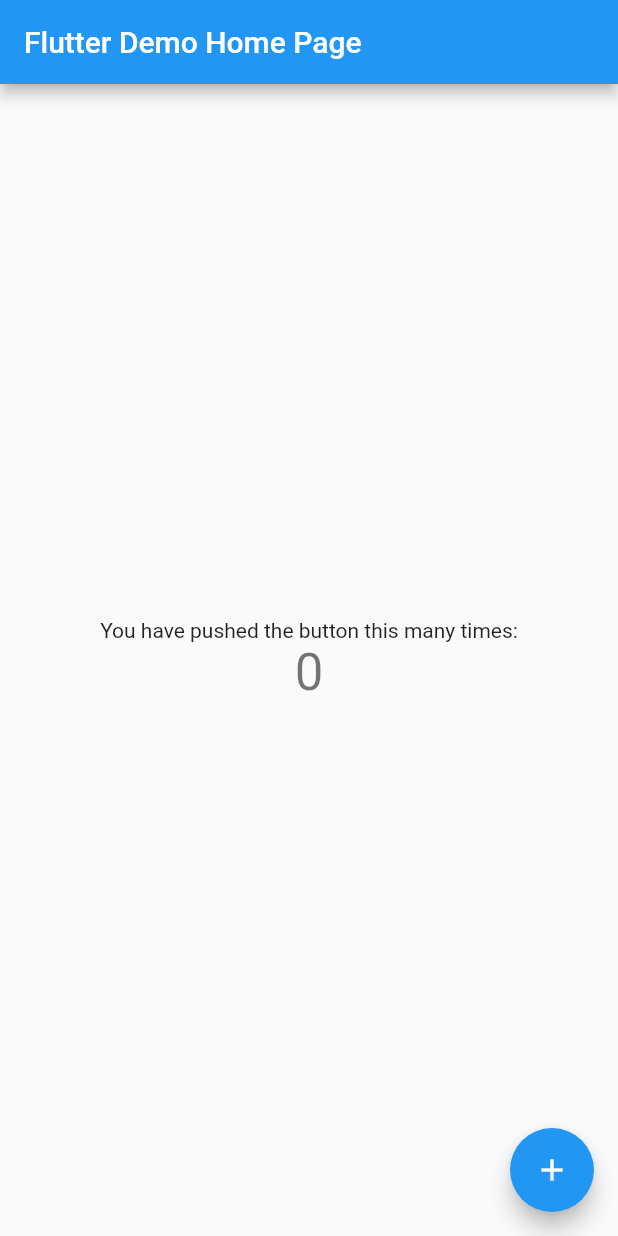
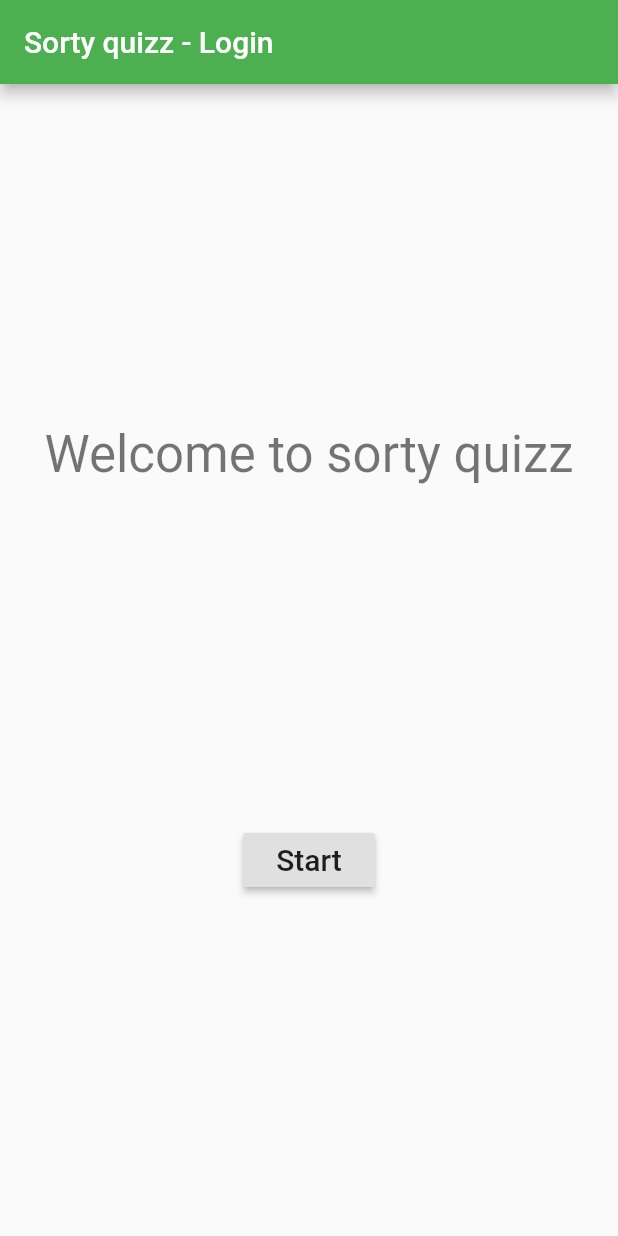
Before and after one commit to merlinofcha0s/sortyquizz-app, a Flutter app: the screen it shows after launch, on a phone screen of 412 x 824 dp. Run offline on Flutter 3.47's test engine with Material 2 defaults, Android fonts, the phone set to English and light mode, and no system bars.

Commit message:
Reorganize files Create new widget Import redux library

```diff
--- /dev/null
+++ b/lib/app.dart
@@ -0,0 +1,17 @@
+import 'package:SortyQuizz/presentations/login.dart';
+import 'package:flutter/cupertino.dart';
+import 'package:flutter/material.dart';
+
+class SortyQuizzApp extends StatelessWidget {
+  // This widget is the root of your application.
+  @override
+  Widget build(BuildContext context) {
+    return MaterialApp(
+      title: 'Sorty quizz',
+      theme: ThemeData(
+        primarySwatch: Colors.green,
+      ),
+      home: LoginPage(title: 'Sorty quizz - Login'),
+    );
+  }
+}
--- a/lib/main.dart
+++ b/lib/main.dart
@@ -1,113 +1,7 @@
 import 'package:flutter/material.dart';
 
+import 'app.dart';
+
 void main() {
-  runApp(MyApp());
+  runApp(SortyQuizzApp());
 }
-
-class MyApp extends StatelessWidget {
-  // This widget is the root of your application.
-  @override
-  Widget build(BuildContext context) {
-    return MaterialApp(
-      title: 'Flutter Demo',
-      theme: ThemeData(
-        // This is the theme of your application.
-        //
-        // Try running your application with "flutter run". You'll see the
-        // application has a blue toolbar. Then, without quitting the app, try
-        // changing the primarySwatch below to Colors.green and then invoke
-        // "hot reload" (press "r" in the console where you ran "flutter run",
-        // or simply save your changes to "hot reload" in a Flutter IDE).
-        // Notice that the counter didn't reset back to zero; the application
-        // is not restarted.
-        primarySwatch: Colors.blue,
-      ),
-      home: MyHomePage(title: 'Flutter Demo Home Page'),
-    );
-  }
-}
-
-class MyHomePage extends StatefulWidget {
-  MyHomePage({Key key, this.title}) : super(key: key);
-
-  // This widget is the home page of your application. It is stateful, meaning
-  // that it has a State object (defined below) that contains fields that affect
-  // how it looks.
-
-  // This class is the configuration for the state. It holds the values (in this
-  // case the title) provided by the parent (in this case the App widget) and
-  // used by the build method of the State. Fields in a Widget subclass are
-  // always marked "final".
-
-  final String title;
-
-  @override
-  _MyHomePageState createState() => _MyHomePageState();
-}
-
-class _MyHomePageState extends State<MyHomePage> {
-  int _counter = 0;
-
-  void _incrementCounter() {
-    setState(() {
-      // This call to setState tells the Flutter framework that something has
-      // changed in this State, which causes it to rerun the build method below
-      // so that the display can reflect the updated values. If we changed
-      // _counter without calling setState(), then the build method would not be
-      // called again, and so nothing would appear to happen.
-      _counter++;
-    });
-  }
-
-  @override
-  Widget build(BuildContext context) {
-    // This method is rerun every time setState is called, for instance as done
-    // by the _incrementCounter method above.
-    //
-    // The Flutter framework has been optimized to make rerunning build methods
-    // fast, so that you can just rebuild anything that needs updating rather
-    // than having to individually change instances of widgets.
-    return Scaffold(
-      appBar: AppBar(
-        // Here we take the value from the MyHomePage object that was created by
-        // the App.build method, and use it to set our appbar title.
-        title: Text(widget.title),
-      ),
-      body: Center(
-        // Center is a layout widget. It takes a single child and positions it
-        // in the middle of the parent.
-        child: Column(
-          // Column is also a layout widget. It takes a list of children and
-          // arranges them vertically. By default, it sizes itself to fit its
-          // children horizontally, and tries to be as tall as its parent.
-          //
-          // Invoke "debug painting" (press "p" in the console, choose the
-          // "Toggle Debug Paint" action from the Flutter Inspector in Android
-          // Studio, or the "Toggle Debug Paint" command in Visual Studio Code)
-          // to see the wireframe for each widget.
-          //
-          // Column has various properties to control how it sizes itself and
-          // how it positions its children. Here we use mainAxisAlignment to
-          // center the children vertically; the main axis here is the vertical
-          // axis because Columns are vertical (the cross axis would be
-          // horizontal).
-          mainAxisAlignment: MainAxisAlignment.center,
-          children: <Widget>[
-            Text(
-              'You have pushed the button this many times:',
-            ),
-            Text(
-              '$_counter',
-              style: Theme.of(context).textTheme.headline4,
-            ),
-          ],
-        ),
-      ),
-      floatingActionButton: FloatingActionButton(
-        onPressed: _incrementCounter,
-        tooltip: 'Increment',
-        child: Icon(Icons.add),
-      ), // This trailing comma makes auto-formatting nicer for build methods.
-    );
-  }
-}
--- /dev/null
+++ b/lib/presentations/login.dart
@@ -0,0 +1,38 @@
+import 'package:SortyQuizz/presentations/quizz.dart';
+import 'package:flutter/cupertino.dart';
+import 'package:flutter/material.dart';
+
+class LoginPage extends StatelessWidget {
+  LoginPage({Key key, this.title}) : super(key: key);
+
+  final String title;
+
+  @override
+  Widget build(BuildContext context) {
+    return Scaffold(
+        appBar: AppBar(
+          title: Text(title),
+        ),
+        body: Center(
+          child: Column(
+            mainAxisAlignment: MainAxisAlignment.spaceEvenly,
+            children: <Widget>[
+              Text(
+                'Welcome to sorty quizz',
+                style: Theme.of(context).textTheme.headline4,
+              ),
+              RaisedButton(
+                onPressed: () {
+                  Navigator.push(
+                    context,
+                    MaterialPageRoute(builder: (context) => QuizzPage()),
+                  );
+                },
+                child: const Text('Start', style: TextStyle(fontSize: 20)),
+              ),
+            ],
+          ),
+        )
+    );
+  }
+}
--- a/pubspec.yaml
+++ b/pubspec.yaml
@@ -24,6 +24,8 @@ dependencies:
   # The following adds the Cupertino Icons font to your application.
   # Use with the CupertinoIcons class for iOS style icons.
   cupertino_icons: ^0.1.3
+  redux: ^4.0.0
+  flutter_redux: ^0.6.0
 
 dev_dependencies:
   flutter_test:
```
Also changed, not shown: lib/presentations/quizz.dart (added, +26 -0 lines), pubspec.lock, 2 other files.
